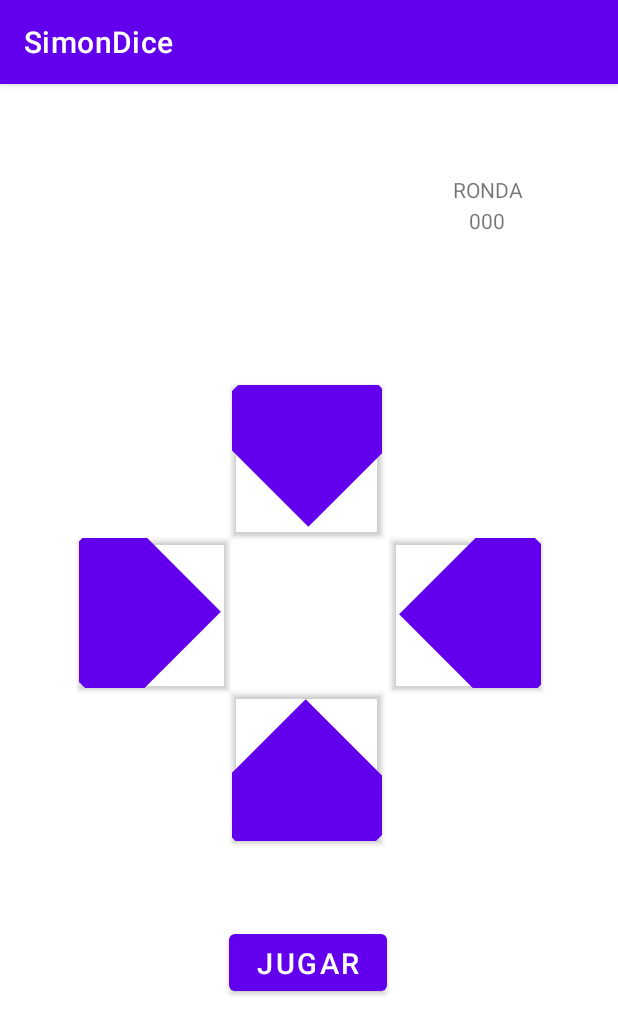
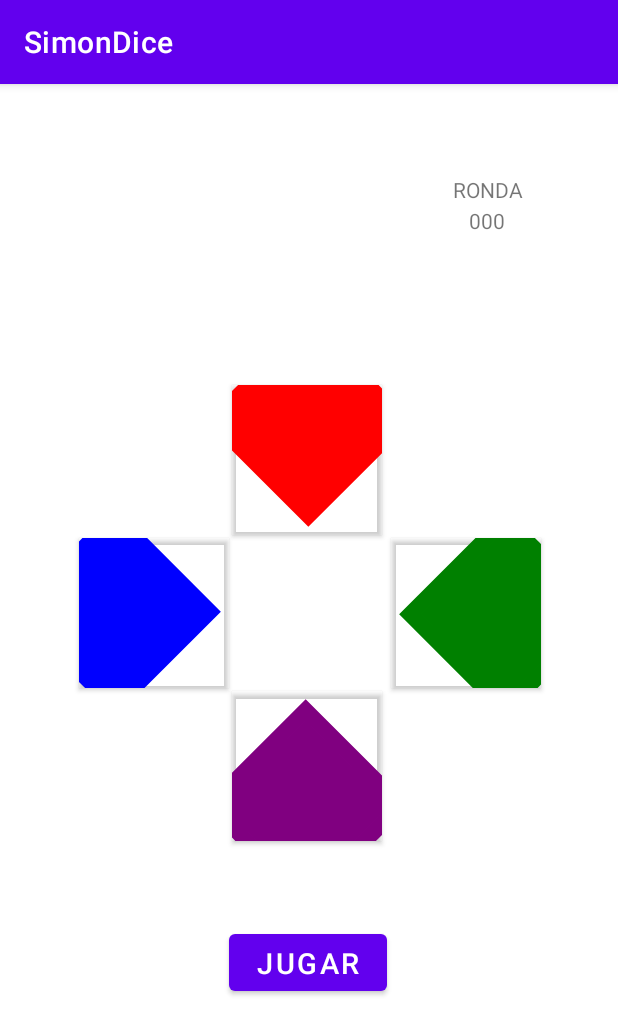
Before and after one commit to DiegoFrancoPortela/SimonDice, an Android app: the screen it shows after launch (MainActivity), on a phone screen of 412 x 824 dp. Shown: the top 1035 px of the screen. Run offline under Robolectric (Android 15) with nearby library versions, the light colour scheme and no system bars.

Commit message:
Modificado triangulo.xml, añadido colores a colors.xml y posteriormente aplicado a los botones.

```diff
--- a/app/src/main/res/drawable/triangulo.xml
+++ b/app/src/main/res/drawable/triangulo.xml
@@ -1,5 +1,6 @@
 <?xml version="1.0" encoding="utf-8"?>
-<layer-list xmlns:android="http://schemas.android.com/apk/res/android" >
+<layer-list xmlns:android="http://schemas.android.com/apk/res/android"
+    xmlns:app="http://schemas.android.com/apk/res-auto">
     <item>
         <rotate
             android:fromDegrees="45"
@@ -8,7 +9,7 @@
             android:pivotY="62%" >
             <shape
                 android:shape="rectangle" >
-                <stroke android:color="@color/black" android:width="10dp"/>
+                <stroke app:backgroundTint="@null" android:width="10dp"/>
                 <solid
                     android:color="@color/white" />
             </shape>
--- a/app/src/main/res/layout/activity_main.xml
+++ b/app/src/main/res/layout/activity_main.xml
@@ -63,6 +63,7 @@
 
     <Button
         android:id="@+id/botonSuperior"
+        app:backgroundTint="@color/red"
         android:layout_width="100dp"
         android:layout_height="100dp"
         android:layout_marginTop="100dp"
@@ -74,6 +75,7 @@
 
     <Button
         android:id="@+id/botonIzquierda"
+        app:backgroundTint="@color/blue"
         android:layout_width="100dp"
         android:layout_height="100dp"
         android:layout_marginStart="8dp"
@@ -85,6 +87,7 @@
 
     <Button
         android:id="@+id/botonDerecha"
+        app:backgroundTint="@color/green"
         android:layout_width="100dp"
         android:layout_height="100dp"
         android:layout_marginStart="108dp"
@@ -96,6 +99,7 @@
 
     <Button
         android:id="@+id/botonInferior"
+        app:backgroundTint="@color/purple"
         android:layout_width="100dp"
         android:layout_height="100dp"
         android:layout_marginTop="104dp"
--- a/app/src/main/res/values/colors.xml
+++ b/app/src/main/res/values/colors.xml
@@ -7,4 +7,8 @@
     <color name="teal_700">#FF018786</color>
     <color name="black">#FF000000</color>
     <color name="white">#FFFFFFFF</color>
+    <color name="purple">#800080</color>
+    <color name="red">#FF0000</color>
+    <color name="blue">#0000FF</color>
+    <color name="green">#008000</color>
 </resources>
```
